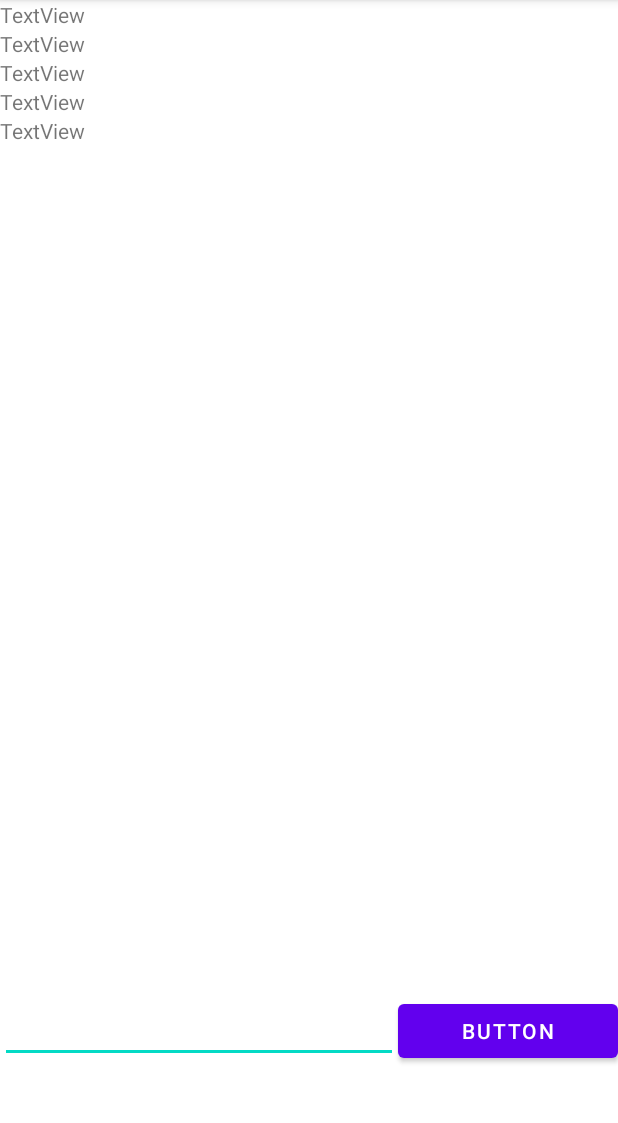
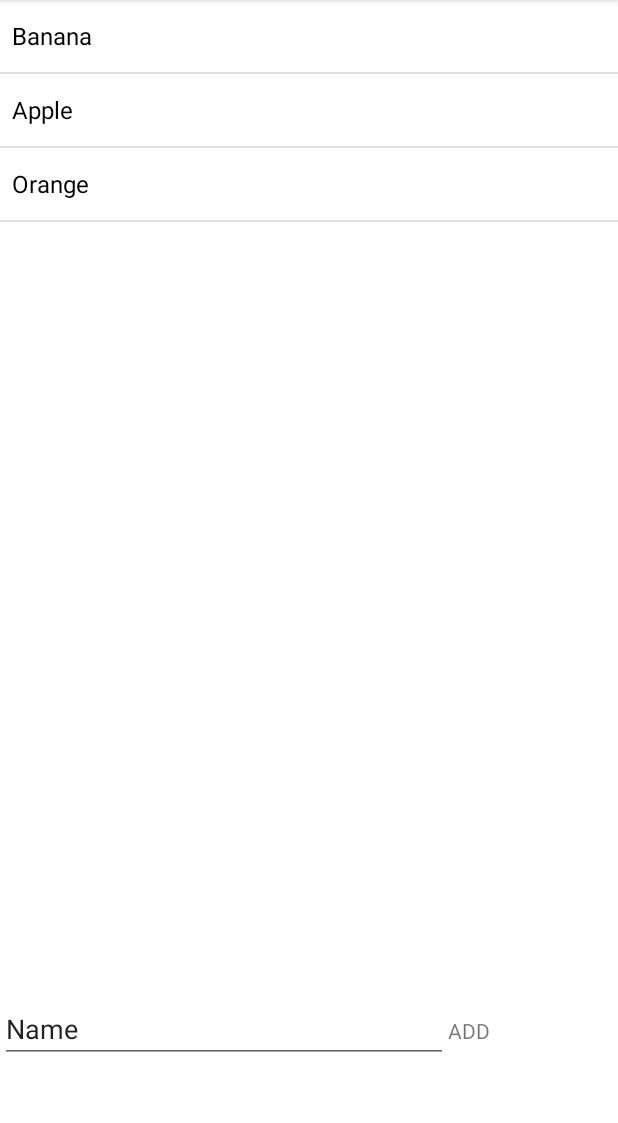
Before and after one commit to SAS128/FinanceCalculator, an Android app: the screen it shows after launch (MainActivity), on a phone screen of 412 x 824 dp, the part 84-1207 px from its top. Run offline under Robolectric (Android 15) with nearby library versions, the phone set to English and light mode, and no system bars.

Commit message:
First demo disain

```diff
--- a/app/src/main/java/com/example/financecalculator/MainActivity.java
+++ b/app/src/main/java/com/example/financecalculator/MainActivity.java
@@ -3,12 +3,51 @@ package com.example.financecalculator;
 import androidx.appcompat.app.AppCompatActivity;
 
 import android.os.Bundle;
+import android.view.View;
+import android.widget.AdapterView;
+import android.widget.ArrayAdapter;
+import android.widget.EditText;
+import android.widget.ListView;
+import android.widget.TextView;
+import android.widget.Toast;
 
+import java.util.ArrayList;
 public class MainActivity extends AppCompatActivity {
-
+    static ArrayList<String> fruits = new ArrayList<>();
     @Override
     protected void onCreate(Bundle savedInstanceState) {
         super.onCreate(savedInstanceState);
         setContentView(R.layout.activity_main);
+
+        fruits.add("Banana");
+        fruits.add("Apple");
+        fruits.add("Orange");
+
+        final ListView fruitsList = (ListView) findViewById(R.id.list);
+
+        ArrayAdapter<String> adapter = new ArrayAdapter(this, R.layout.support_simple_spinner_dropdown_item, fruits);
+        fruitsList.setAdapter(adapter);
+//
+//        fruitsList.setOnItemClickListener(new AdapterView.OnItemClickListener() {
+//            @Override
+//            public void onItemClick(AdapterView<?> parent, View view, int position, long id) {
+////                Toast.makeText(getApplicationContext(), fruits.get(position), Toast.LENGTH_LONG).show();
+//            }
+//        });
+
+        ((TextView) findViewById(R.id.btn_add)).setOnClickListener(new TextView.OnClickListener(){
+            @Override
+            public void onClick(View v) {
+                Toast.makeText(getApplicationContext(), ((EditText) findViewById(R.id.editTextNumber)).getText(), Toast.LENGTH_LONG).show();
+                fruits.add("ASD");
+            }
+
+
+        });
     }
+
+
+
+
+
 }
--- a/app/src/main/res/layout/activity_main.xml
+++ b/app/src/main/res/layout/activity_main.xml
@@ -18,35 +18,10 @@
             android:layout_height="663dp"
             android:orientation="vertical">
 
-            <TextView
-                android:id="@+id/textView"
+            <ListView
+                android:id="@+id/list"
                 android:layout_width="match_parent"
-                android:layout_height="wrap_content"
-                android:text="TextView" />
-
-            <TextView
-                android:id="@+id/textView2"
-                android:layout_width="match_parent"
-                android:layout_height="wrap_content"
-                android:text="TextView" />
-
-            <TextView
-                android:id="@+id/textView3"
-                android:layout_width="match_parent"
-                android:layout_height="wrap_content"
-                android:text="TextView" />
-
-            <TextView
-                android:id="@+id/textView4"
-                android:layout_width="match_parent"
-                android:layout_height="wrap_content"
-                android:text="TextView" />
-
-            <TextView
-                android:id="@+id/textView5"
-                android:layout_width="match_parent"
-                android:layout_height="wrap_content"
-                android:text="TextView" />
+                android:layout_height="match_parent" />
         </LinearLayout>
 
         <LinearLayout
@@ -60,14 +35,15 @@
                 android:layout_height="wrap_content"
                 android:layout_weight="1"
                 android:ems="10"
-                android:inputType="number" />
+                android:inputType="textPersonName"
+                android:text="Name" />
 
-            <Button
-                android:id="@+id/button2"
+            <TextView
+                android:id="@+id/btn_add"
                 android:layout_width="wrap_content"
                 android:layout_height="wrap_content"
                 android:layout_weight="1"
-                android:text="Button" />
+                android:text="ADD" />
 
         </LinearLayout>
     </LinearLayout>
```
